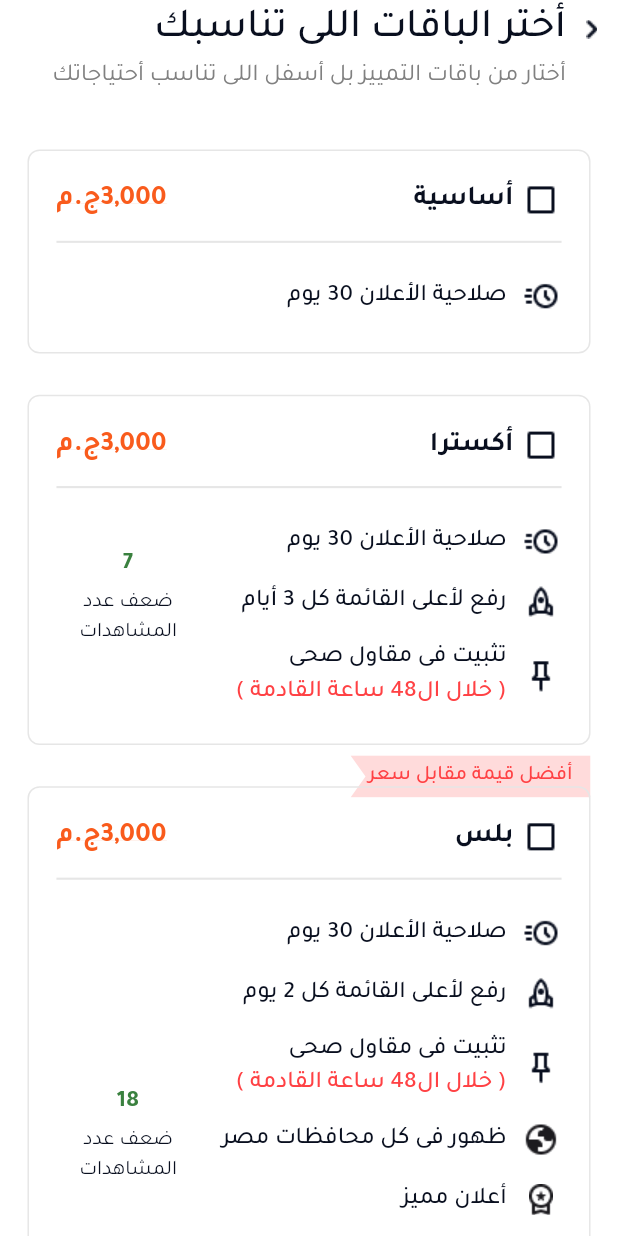
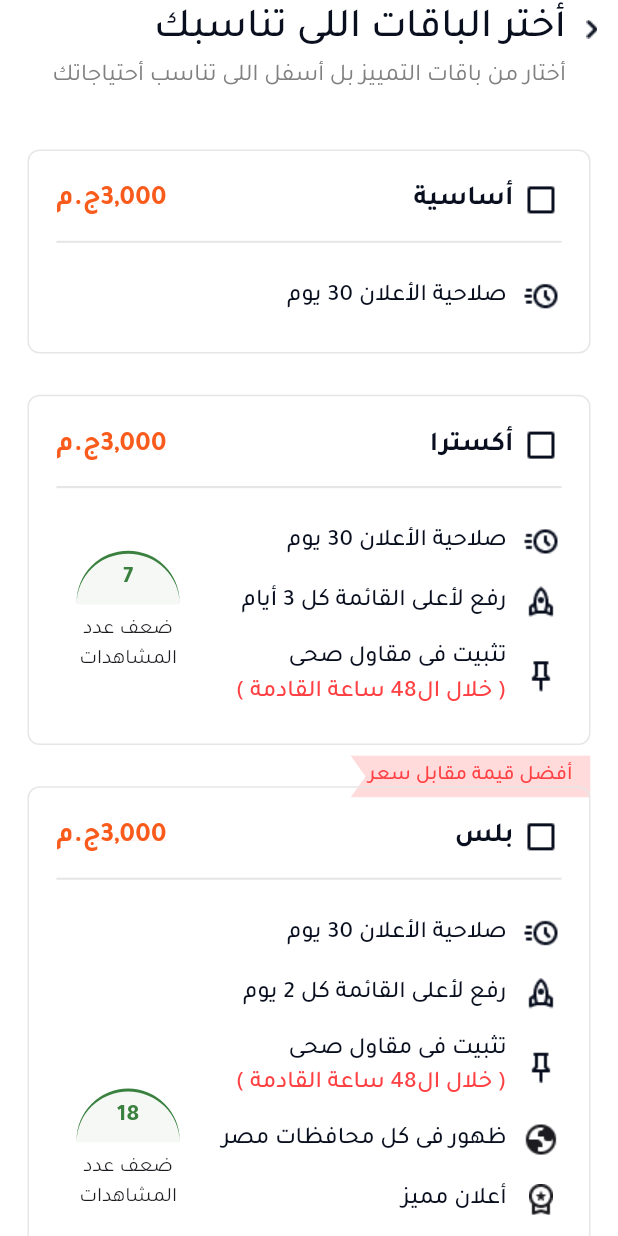
Before and after one commit to AhmedKhedr1/Otex_App, a Flutter app: the Profileview screen opened by its route, on a phone screen of 412 x 824 dp. Run offline on Flutter 3.47's test engine with Material 3 defaults, Android fonts, the light colour scheme and no system bars; our stand-ins replace flutter_screenutil, go_router.

Commit message:
Refactor ViewsBoostCard layout; enhance visual structure with a new Stack widget for number display and update text styles

```diff
--- a/lib/Features/Profile/Presentation/Views/Widgets/ViewsBoostCard .dart
+++ b/lib/Features/Profile/Presentation/Views/Widgets/ViewsBoostCard .dart
@@ -3,7 +3,7 @@ import 'package:flutter_screenutil/flutter_screenutil.dart';
 import 'package:otex_app/Core/utils/Text_Styless.dart';
 
 class ViewsBoostCard extends StatelessWidget {
-  final String number; // الرقم فقط
+  final String number;
 
   const ViewsBoostCard({super.key, required this.number});
 
@@ -13,70 +13,51 @@ class ViewsBoostCard extends StatelessWidget {
       width: 71.w,
       height: 74.h,
       child: Column(
+        mainAxisAlignment: MainAxisAlignment.center,
         children: [
-          Text(
-            number,
-            style: TextStyless.tajawalBold14.copyWith(color: Color(0xff3A813F)),
+          SizedBox(
+            width: 60.w,
+            height: 30.h,
+            child: Stack(
+              alignment: Alignment.center,
+              children: [
+                Positioned(
+                  top: 0,
+                  child: Container(
+                    width: 60.w,
+                    height: 30.h,
+                    decoration: BoxDecoration(
+                      color: Color(0xffF5F8F5),
+                      border: Border(
+                        top: BorderSide(color: Color(0xff3A813F), width: 2),
+                      ),
+                      borderRadius: const BorderRadius.only(
+                        topLeft: Radius.circular(90),
+                        topRight: Radius.circular(90),
+                      ),
+                    ),
+                  ),
+                ),
+                Positioned(
+                  top: 6.h,
+                  child: Text(
+                    number,
+                    style: TextStyless.tajawalBold14.copyWith(
+                      color: Color(0xff3A813F),
+                    ),
+                  ),
+                ),
+              ],
+            ),
           ),
-          SizedBox(height: 4.h),
+          SizedBox(height: 6.h),
           Text(
             'ضعف عدد المشاهدات',
             textAlign: TextAlign.center,
-            style: TextStyless.tajawalRegular12.copyWith(
-              color: Color(0xff090F1F),
-            ),
+            style: TextStyless.tajawalRegular12,
           ),
         ],
       ),
     );
   }
 }
-      // width: 71.w,
-      // height: 74.h,
-
-      // child: Column(
-      //   mainAxisAlignment: MainAxisAlignment.center,
-      //   children: [
-      //     SizedBox(
-      //       width: 60.w,
-      //       height: 30.h,
-      //       child: Stack(
-      //         alignment: Alignment.center,
-      //         children: [
-      //           Positioned(
-      //             top: 0,
-      //             child: Container(
-      //               width: 60.w,
-      //               height: 30.h,
-      //               decoration: BoxDecoration(
-      //                 border: Border(
-      //                   top: BorderSide(color: Color(0xff3A813F), width: 2),
-      //                 ),
-      //                 borderRadius: const BorderRadius.only(
-      //                   topLeft: Radius.circular(32),
-      //                   topRight: Radius.circular(32),
-      //                 ),
-      //               ),
-      //             ),
-      //           ),
-      //           // الرقم
-      //           Positioned(
-      //             top: 6.h,
-      //             child: Text(
-      //               number,
-      //               style: TextStyless.tajawalBold14.copyWith(
-      //                 color: Color(0xff3A813F),
-      //               ),
-      //             ),
-      //           ),
-      //         ],
-      //       ),
-      //     ),
-      //     SizedBox(height: 6.h),
-      //     Text(
-      //       'ضعف عدد المشاهدات',
-      //       textAlign: TextAlign.center,
-      //       style: TextStyless.tajawalRegular12,
-      //     ),
-      //   ],
-      // ),
```
Also changed, not shown: 3 other files.
